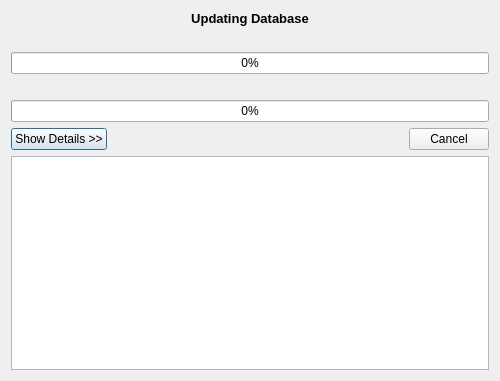
First picture: the form in src/updateprogressdialog.ui, repository ThomasBrixLarsen/serieswatcher, before the edit.
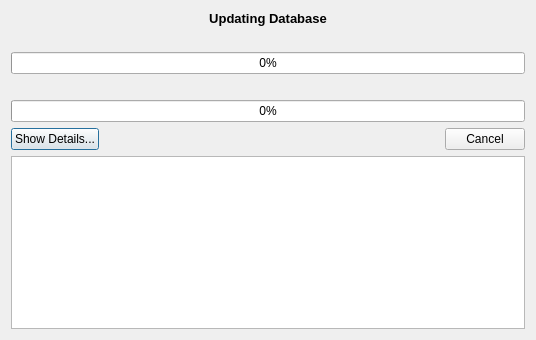
Second picture: the form after the edit.

Commit message: progress: resize correctly

```diff
--- a/src/updateprogressdialog.ui
+++ b/src/updateprogressdialog.ui
@@ -6,15 +6,15 @@
    <rect>
     <x>0</x>
     <y>0</y>
-    <width>500</width>
-    <height>381</height>
+    <width>536</width>
+    <height>340</height>
    </rect>
   </property>
   <property name="windowTitle">
    <string>Dialog</string>
   </property>
   <layout class="QGridLayout" name="gridLayout">
-   <item row="0" column="0" colspan="2">
+   <item row="0" column="0" colspan="5">
     <widget class="QLabel" name="label">
      <property name="font">
       <font>
@@ -31,42 +31,61 @@
      </property>
     </widget>
    </item>
-   <item row="1" column="0" colspan="2">
+   <item row="1" column="0" colspan="5">
     <widget class="QLabel" name="downloadLabel">
      <property name="text">
       <string/>
      </property>
     </widget>
    </item>
-   <item row="2" column="0" colspan="2">
+   <item row="2" column="0" colspan="5">
     <widget class="QProgressBar" name="downloadBar">
      <property name="value">
       <number>0</number>
      </property>
     </widget>
    </item>
-   <item row="3" column="0" colspan="2">
+   <item row="3" column="0" colspan="5">
     <widget class="QLabel" name="parseLabel">
      <property name="text">
       <string/>
      </property>
     </widget>
    </item>
-   <item row="4" column="0" colspan="2">
+   <item row="4" column="0" colspan="5">
     <widget class="QProgressBar" name="parseBar">
      <property name="value">
       <number>0</number>
      </property>
     </widget>
    </item>
-   <item row="5" column="0">
+   <item row="5" column="0" colspan="3">
     <widget class="QPushButton" name="detailsButton">
      <property name="text">
-      <string>Show Details &gt;&gt;</string>
+      <string>Show Details...</string>
+     </property>
+     <property name="checkable">
+      <bool>true</bool>
      </property>
     </widget>
    </item>
-   <item row="5" column="1">
+   <item row="5" column="3">
+    <spacer name="horizontalSpacer">
+     <property name="orientation">
+      <enum>Qt::Horizontal</enum>
+     </property>
+     <property name="sizeType">
+      <enum>QSizePolicy::Expanding</enum>
+     </property>
+     <property name="sizeHint" stdset="0">
+      <size>
+       <width>300</width>
+       <height>20</height>
+      </size>
+     </property>
+    </spacer>
+   </item>
+   <item row="5" column="4">
     <widget class="QDialogButtonBox" name="buttonBox">
      <property name="orientation">
       <enum>Qt::Horizontal</enum>
@@ -76,7 +95,7 @@
      </property>
     </widget>
    </item>
-   <item row="6" column="0" colspan="2">
+   <item row="6" column="0" colspan="5">
     <widget class="QListWidget" name="listWidget"/>
    </item>
   </layout>
```
Left out of the diff: 16 changed lines with no effect on the pictures. The commit also changes 2 other files.
